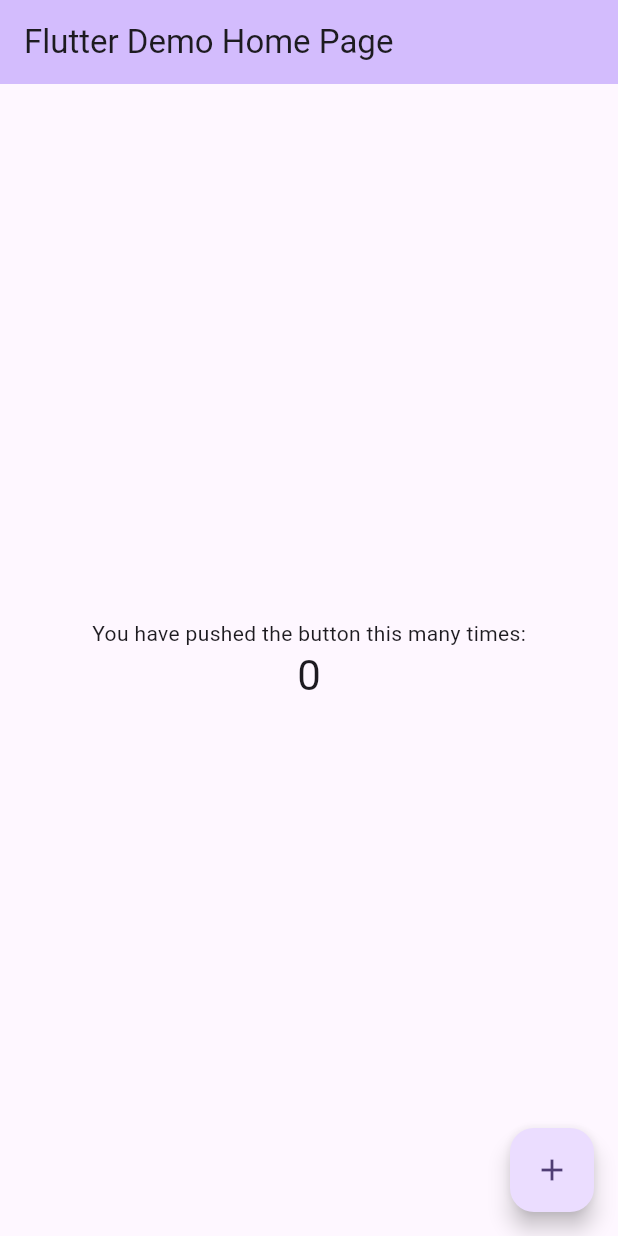
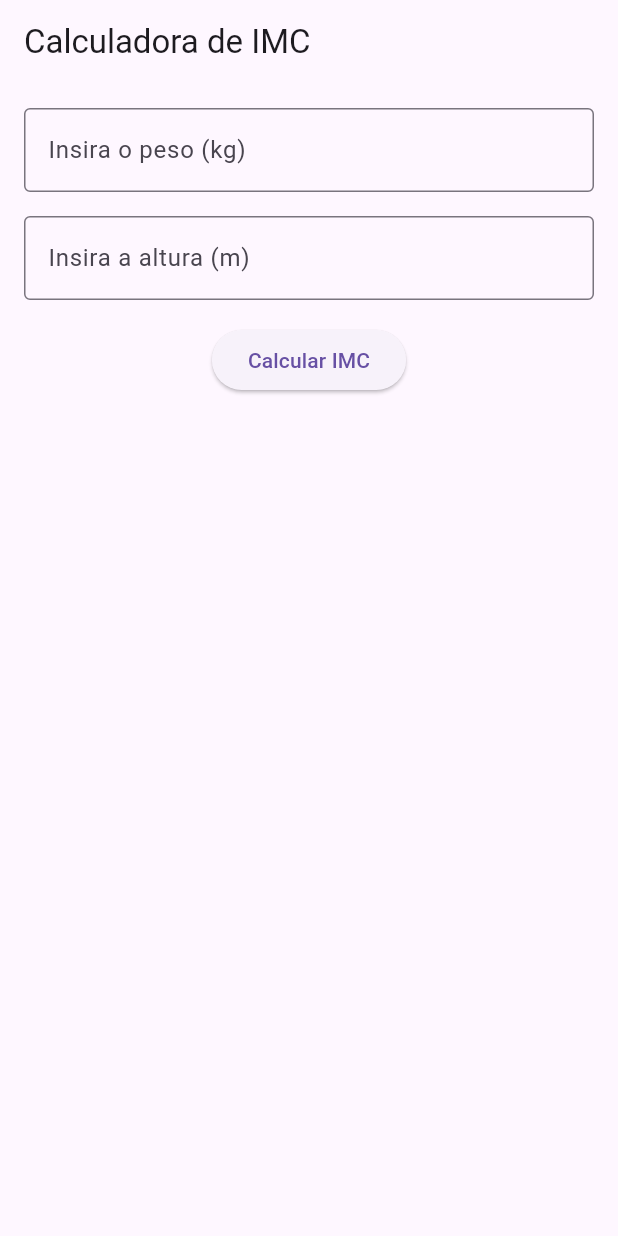
Before and after one commit to jheffersonjm/CONTADOR_MC, a Flutter app: the screen it shows after launch, on a phone screen of 412 x 824 dp. Run offline on Flutter 3.47's test engine with Material 3 defaults, Android fonts, the phone set to English and light mode, and no system bars.

Commit message:
menhoria final

```diff
--- /dev/null
+++ b/contador/lib/calcular.dart
@@ -0,0 +1,3 @@
+class Calcular {
+
+}
--- a/contador/lib/main.dart
+++ b/contador/lib/main.dart
@@ -1,122 +1,112 @@
 import 'package:flutter/material.dart';
 
 void main() {
-  runApp(const MyApp());
+  runApp(MyApp());
 }
 
 class MyApp extends StatelessWidget {
-  const MyApp({super.key});
+  final TextEditingController pesoController = TextEditingController();
+  final TextEditingController alturaController = TextEditingController();
 
-  // This widget is the root of your application.
   @override
   Widget build(BuildContext context) {
     return MaterialApp(
-      title: 'Flutter Demo',
-      theme: ThemeData(
-        // This is the theme of your application.
-        //
-        // TRY THIS: Try running your application with "flutter run". You'll see
-        // the application has a purple toolbar. Then, without quitting the app,
-        // try changing the seedColor in the colorScheme below to Colors.green
-        // and then invoke "hot reload" (save your changes or press the "hot
-        // reload" button in a Flutter-supported IDE, or press "r" if you used
-        // the command line to start the app).
-        //
-        // Notice that the counter didn't reset back to zero; the application
-        // state is not lost during the reload. To reset the state, use hot
-        // restart instead.
-        //
-        // This works for code too, not just values: Most code changes can be
-        // tested with just a hot reload.
-        colorScheme: ColorScheme.fromSeed(seedColor: Colors.deepPurple),
+      home: Scaffold(
+        appBar: AppBar(title: Text('Calculadora de IMC')),
+        body: Padding(
+          padding: EdgeInsets.all(16.0),
+          child: IMCCalculadora(
+            pesoController: pesoController,
+            alturaController: alturaController,
+          ),
+        ),
       ),
-      home: const MyHomePage(title: 'Flutter Demo Home Page'),
     );
   }
 }
 
-class MyHomePage extends StatefulWidget {
-  const MyHomePage({super.key, required this.title});
+class IMCCalculadora extends StatefulWidget {
+  final TextEditingController pesoController;
+  final TextEditingController alturaController;
 
-  // This widget is the home page of your application. It is stateful, meaning
-  // that it has a State object (defined below) that contains fields that affect
-  // how it looks.
-
-  // This class is the configuration for the state. It holds the values (in this
-  // case the title) provided by the parent (in this case the App widget) and
-  // used by the build method of the State. Fields in a Widget subclass are
-  // always marked "final".
-
-  final String title;
+  IMCCalculadora({
+    required this.pesoController,
+    required this.alturaController,
+  });
 
   @override
-  State<MyHomePage> createState() => _MyHomePageState();
+  _IMCCalculadoraState createState() => _IMCCalculadoraState();
 }
 
-class _MyHomePageState extends State<MyHomePage> {
-  int _counter = 0;
+class _IMCCalculadoraState extends State<IMCCalculadora> {
+  String resultado = '';
 
-  void _incrementCounter() {
+  void calcularIMC() {
+    double? peso = double.tryParse(widget.pesoController.text);
+    double? altura = double.tryParse(widget.alturaController.text);
+
+    if (peso == null || altura == null || altura == 0) {
+      setState(() {
+        resultado = 'Peso ou altura inválidos.';
+      });
+      return;
+    }
+
+    double imc = peso / (altura * altura);
+    String classificacao = '';
+
+    if (imc < 18.5) {
+      classificacao = 'Abaixo do peso';
+    } else if (imc < 25) {
+      classificacao = 'Peso normal';
+    } else if (imc < 30) {
+      classificacao = 'Sobrepeso';
+    } else if (imc < 35) {
+      classificacao = 'Obesidade grau I';
+    } else if (imc < 40) {
+      classificacao = 'Obesidade grau II';
+    } else {
+      classificacao = 'Obesidade grau III';
+    }
+
     setState(() {
-      // This call to setState tells the Flutter framework that something has
-      // changed in this State, which causes it to rerun the build method below
-      // so that the display can reflect the updated values. If we changed
-      // _counter without calling setState(), then the build method would not be
-      // called again, and so nothing would appear to happen.
-      _counter++;
+      resultado = 'IMC: ${imc.toStringAsFixed(2)}\n$classificacao';
     });
   }
 
   @override
   Widget build(BuildContext context) {
-    // This method is rerun every time setState is called, for instance as done
-    // by the _incrementCounter method above.
-    //
-    // The Flutter framework has been optimized to make rerunning build methods
-    // fast, so that you can just rebuild anything that needs updating rather
-    // than having to individually change instances of widgets.
-    return Scaffold(
-      appBar: AppBar(
-        // TRY THIS: Try changing the color here to a specific color (to
-        // Colors.amber, perhaps?) and trigger a hot reload to see the AppBar
-        // change color while the other colors stay the same.
-        backgroundColor: Theme.of(context).colorScheme.inversePrimary,
-        // Here we take the value from the MyHomePage object that was created by
-        // the App.build method, and use it to set our appbar title.
-        title: Text(widget.title),
-      ),
-      body: Center(
-        // Center is a layout widget. It takes a single child and positions it
-        // in the middle of the parent.
-        child: Column(
-          // Column is also a layout widget. It takes a list of children and
-          // arranges them vertically. By default, it sizes itself to fit its
-          // children horizontally, and tries to be as tall as its parent.
-          //
-          // Column has various properties to control how it sizes itself and
-          // how it positions its children. Here we use mainAxisAlignment to
-          // center the children vertically; the main axis here is the vertical
-          // axis because Columns are vertical (the cross axis would be
-          // horizontal).
-          //
-          // TRY THIS: Invoke "debug painting" (choose the "Toggle Debug Paint"
-          // action in the IDE, or press "p" in the console), to see the
-          // wireframe for each widget.
-          mainAxisAlignment: MainAxisAlignment.center,
-          children: <Widget>[
-            const Text('You have pushed the button this many times:'),
-            Text(
-              '$_counter',
-              style: Theme.of(context).textTheme.headlineMedium,
-            ),
-          ],
+    return Column(
+      children: [
+        TextField(
+          controller: widget.pesoController,
+          keyboardType: TextInputType.number,
+          decoration: InputDecoration(
+            labelText: 'Insira o peso (kg)',
+            border: OutlineInputBorder(),
+          ),
         ),
-      ),
-      floatingActionButton: FloatingActionButton(
-        onPressed: _incrementCounter,
-        tooltip: 'Increment',
-        child: const Icon(Icons.add),
-      ), // This trailing comma makes auto-formatting nicer for build methods.
+        SizedBox(height: 16),
+        TextField(
+          controller: widget.alturaController,
+          keyboardType: TextInputType.number,
+          decoration: InputDecoration(
+            labelText: 'Insira a altura (m)',
+            border: OutlineInputBorder(),
+          ),
+        ),
+        SizedBox(height: 16),
+        ElevatedButton(
+          onPressed: calcularIMC,
+          child: Text('Calcular IMC'),
+        ),
+        SizedBox(height: 16),
+        Text(
+          resultado,
+          style: TextStyle(fontSize: 18, fontWeight: FontWeight.bold),
+          textAlign: TextAlign.center,
+        ),
+      ],
     );
   }
 }
```
Also changed, not shown: 1 other file.
